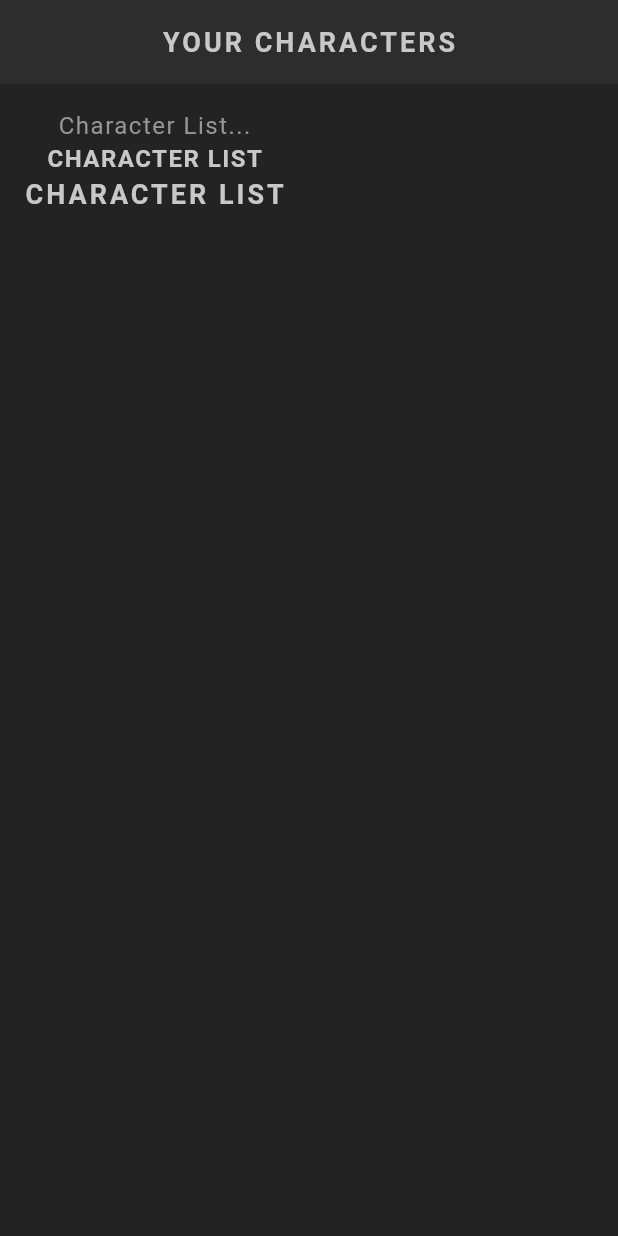
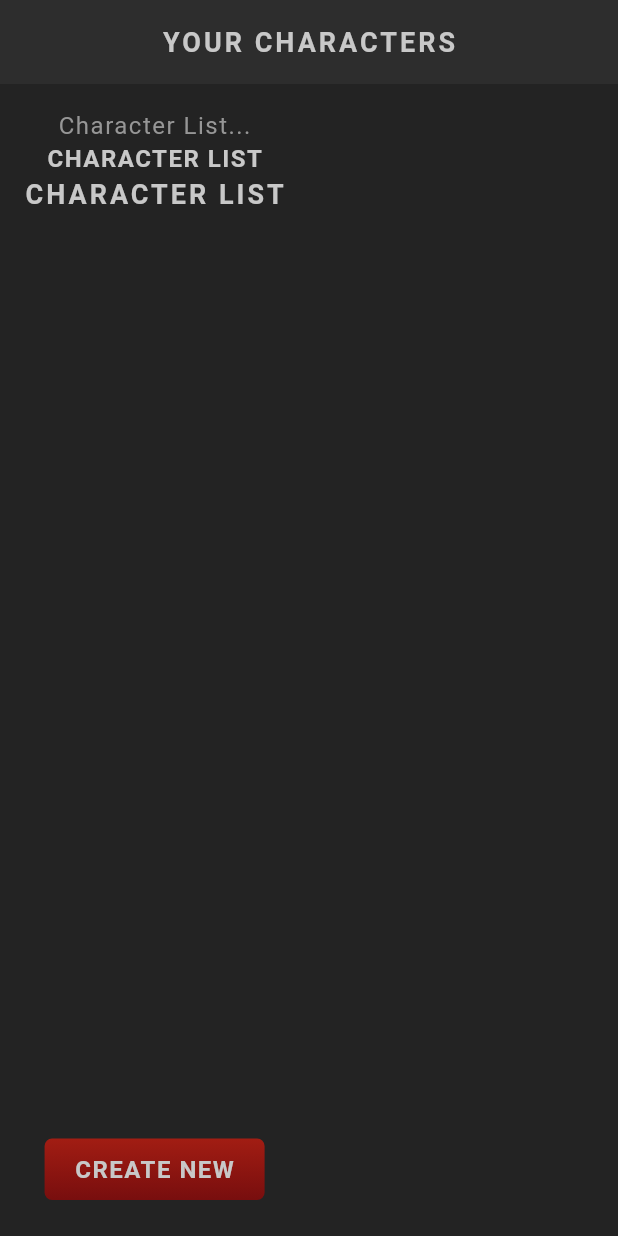
Before and after one commit to jecode93/app_rpg, a Flutter app: the screen it shows after launch, on a phone screen of 412 x 824 dp. Run offline on Flutter 3.47's test engine with Material 3 defaults, Android fonts, the phone set to English and light mode, and no system bars; our stand-ins replace google_fonts; Roboto replaces fonts that are missing (Kanit).

Commit message:
Container Gradients.

```diff
--- a/lib/screens/home/home.dart
+++ b/lib/screens/home/home.dart
@@ -1,3 +1,4 @@
+import 'package:app_rpg/shared/styled_button.dart';
 import 'package:app_rpg/shared/styled_text.dart';
 import 'package:flutter/material.dart';
 
@@ -17,11 +18,17 @@
       ),
       body: Container(
         padding: const EdgeInsets.all(16),
-        child: const Column(
+        child: Column(
           children: [
-            StyledText('Character List...'),
-            StyledHeading('character list'),
-            StyledTitle('character list'),
+            const StyledText('Character List...'),
+            const StyledHeading('character list'),
+            const Expanded(
+              child: StyledTitle('character list'),
+            ),
+            StyledButton(
+              child: const StyledHeading('Create new'),
+              onPressed: () {},
+            )
           ],
         ),
       ),
--- /dev/null
+++ b/lib/shared/styled_button.dart
@@ -0,0 +1,38 @@
+import 'package:app_rpg/theme.dart';
+import 'package:flutter/material.dart';
+
+class StyledButton extends StatelessWidget {
+  const StyledButton({
+    required this.child,
+    required this.onPressed,
+    super.key,
+  });
+
+  final Widget child;
+  final Function() onPressed;
+
+  @override
+  Widget build(BuildContext context) {
+    return TextButton(
+      onPressed: onPressed,
+      child: Container(
+        padding: const EdgeInsets.symmetric(
+          vertical: 10,
+          horizontal: 20,
+        ),
+        decoration: BoxDecoration(
+          borderRadius: const BorderRadius.all(Radius.circular(5)),
+          gradient: LinearGradient(
+            colors: [
+              AppColors.primaryColor,
+              AppColors.primaryAccent,
+            ],
+            begin: Alignment.topCenter,
+            end: Alignment.bottomCenter,
+          ),
+        ),
+        child: child,
+      ),
+    );
+  }
+}
```
